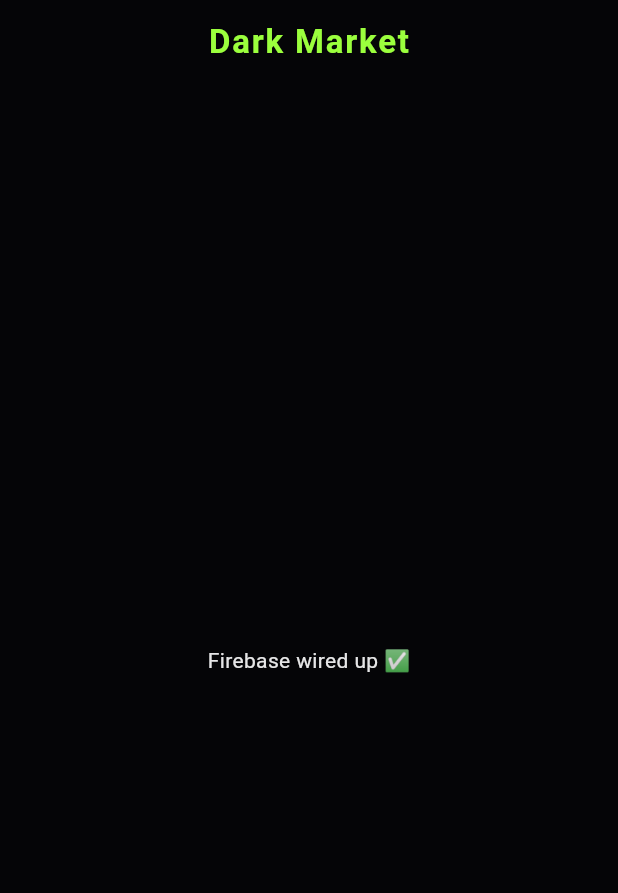
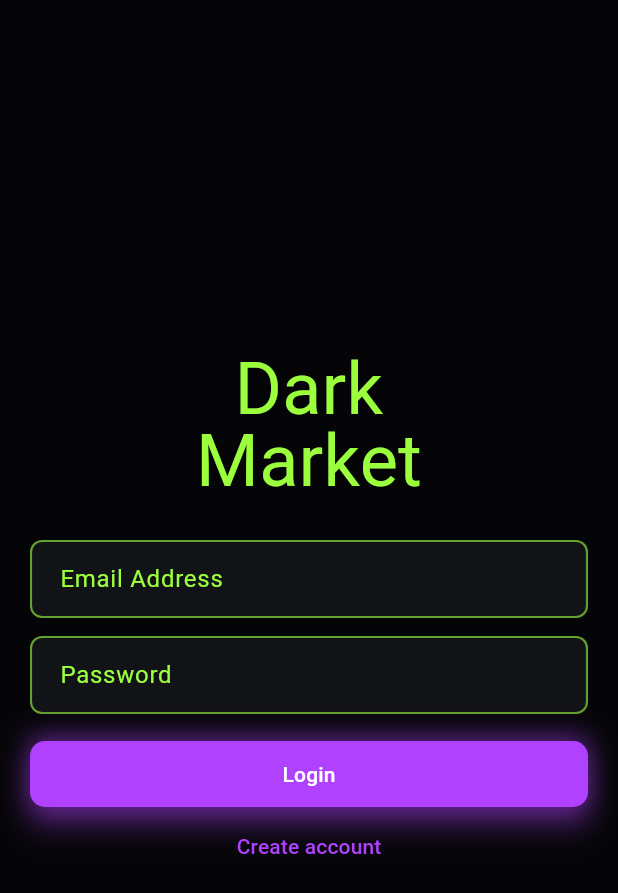
Before and after one commit to KrlJrvts/dark_market, a Flutter app: the screen it shows after launch, on a phone screen of 412 x 824 dp. Shown: the top 893 px of the screen. Run offline on Flutter 3.47's test engine with Material 3 defaults, Android fonts, the phone set to English and light mode, and no system bars; our stand-ins replace cloud_firestore, firebase_auth, firebase_core, firebase_storage, go_router, google_fonts; accounts and stored records are empty.

Commit message:
feat: login_screen.dart implemented.

```diff
--- a/lib/main.dart
+++ b/lib/main.dart
@@ -1,29 +1,84 @@
+
 import 'package:flutter/material.dart';
+import 'package:provider/provider.dart';
 import 'package:firebase_core/firebase_core.dart';
+import 'package:cloud_firestore/cloud_firestore.dart';
+import 'package:go_router/go_router.dart';
+import 'data/services/storage_service.dart';
 import 'firebase_options.dart';
 import 'theme/app_theme.dart'; // 👈 import your theme file
+
+import 'package:dark_market/data/services/auction_service.dart';
+import 'package:dark_market/data/services/auth_service.dart';
+import 'package:dark_market/data/services/storage_service.dart';
+
+import 'package:dark_market/state/auction_provider.dart';
+import 'package:dark_market/state/auth_provider.dart';
+
+import 'package:dark_market/ui/screens/login_screen.dart';
+import 'package:dark_market/ui/screens/home_screen.dart';
+import 'package:dark_market/ui/screens/view_auction_screen.dart';
+import 'package:dark_market/ui/screens/create_auction_screen.dart';
+import 'package:dark_market/ui/screens/profile_screen.dart';
 
 void main() async {
   WidgetsFlutterBinding.ensureInitialized();
   await Firebase.initializeApp(
     options: DefaultFirebaseOptions.currentPlatform,
   );
-  runApp(const MyApp());
+
+  try {
+    FirebaseFirestore.instance.settings =
+    const Settings(persistenceEnabled: true);
+  } catch (_) {}
+
+  runApp(const DarkMarketApp());
 }
 
-class MyApp extends StatelessWidget {
-  const MyApp({super.key});
+
+class DarkMarketApp extends StatefulWidget {
+  const DarkMarketApp({super.key});
+
+  @override
+  State<DarkMarketApp> createState() => DarkMarketAppState();
+
+
+}
+
+class DarkMarketAppState extends State<DarkMarketApp> {
+  late final GoRouter _goRouter;
+
+  @override
+  void initState() {
+    super.initState();
+    _goRouter = GoRouter(
+      initialLocation: '/',
+      routes: [
+        GoRoute(path: '/', builder: (_, _) => const LoginScreen()),
+        GoRoute(path: '/home', builder: (_, _) => const HomeScreen()),
+        GoRoute(path: '/create', builder: (_, _) => const CreateAuctionScreen()),
+
+        GoRoute(path: '/profile', builder: (_, _) => const ProfileScreen()),
+      ],
+    );
+  }
 
   @override
   Widget build(BuildContext context) {
-    return MaterialApp(
-      title: 'Dark Market',
+    return MultiProvider(providers: [
+      ChangeNotifierProvider(create: (_) => AuthProvider(AuthService())),
+      ChangeNotifierProvider(create: (_) {
+        final provider = AuctionProvider(AuctionService(), StorageService());
+        provider.bindStream();
+        return provider;
+      }),
+    ],
+    child: MaterialApp.router(
       debugShowCheckedModeBanner: false,
-      theme: AppTheme.theme,  // theme
-      home: Scaffold(
-        appBar: AppBar(title: const Text('Dark Market')),
-        body: const Center(child: Text('Firebase wired up ✅')),
-      ),
+      theme: AppTheme.theme,
+      routerConfig: _goRouter,
+    ),
     );
   }
+
 }
--- a/lib/state/auction_provider.dart
+++ b/lib/state/auction_provider.dart
@@ -1,5 +1,4 @@
 import 'dart:async';
-import 'dart:collection';
 import 'dart:io';
 
 import 'package:dark_market/data/models/auction.dart';
--- a/lib/state/auth_provider.dart
+++ b/lib/state/auth_provider.dart
@@ -9,17 +9,18 @@ class AuthProvider extends ChangeNotifier {
   bool loading = false;
 
   AuthProvider(this._authService) {
-    _authService.authChanges.listen((user) {
-      user = user;
+    _authService.authChanges.listen((u) {
+      user = u;
       notifyListeners();
     });
   }
+
+  String? get error => _error;
 
   Future<void> signIn(String email, String password) async {
     loading = true;
     _error = null;
     notifyListeners();
-
     try {
       await _authService.signIn(email, password);
     } catch (e) {
@@ -32,6 +33,7 @@ class AuthProvider extends ChangeNotifier {
   Future<void> signUp(String email, String password) async {
     loading = true;
     _error = null;
+    notifyListeners();
     try {
       await _authService.signUp(email, password);
     } catch (e) {
@@ -40,5 +42,6 @@ class AuthProvider extends ChangeNotifier {
     loading = false;
     notifyListeners();
   }
+
   Future<void> signOut() => _authService.signOut();
 }
--- /dev/null
+++ b/lib/ui/screens/login_screen.dart
@@ -0,0 +1,113 @@
+import 'package:flutter/material.dart';
+import 'package:provider/provider.dart';
+import '../../state/auth_provider.dart';
+import '../../theme/app_theme.dart';
+import '../widgets/neon_button.dart';
+import 'package:go_router/go_router.dart';
+
+class LoginScreen extends StatelessWidget {
+  const LoginScreen({super.key});
+
+  @override
+  Widget build(BuildContext context) {
+    final authenticate = context.watch<AuthProvider>();
+    final email = TextEditingController();
+    final password = TextEditingController();
+    final form = GlobalKey<FormState>();
+
+    return Scaffold(
+      body: SafeArea(
+        child: Padding(
+          padding: const EdgeInsets.all(20),
+          child: Center(
+            child: SingleChildScrollView(
+              child: Column(
+                children: [
+                  const Text(
+                    'Dark\nMarket',
+                    textAlign: TextAlign.center,
+                    style: TextStyle(
+                      fontSize: 48,
+                      color: AppTheme.neonGreen,
+                      height: 1.0,
+                    ),
+
+                  ),
+                  const SizedBox(height: 28),
+                  Form(
+                    key: form,
+                    child: Column(
+                      children: [
+                        TextFormField(
+                          controller: email,
+                          decoration: const InputDecoration(
+                            labelText: 'Email Address',
+                          ),
+                          validator: (v) => v != null && v.contains('@')
+                              ? null
+                              : 'Enter a valid email',
+                        ),
+                        const SizedBox(height: 12),
+                        TextFormField(
+                          controller: password,
+                          obscureText: true,
+                          decoration: const InputDecoration(
+                            labelText: 'Password',
+                          ),
+                          validator: (v) =>
+                              v != null && v.length >= 6 ? null : 'Min 6 chars',
+                        ),
+                        const SizedBox(height: 16),
+                        if (authenticate.error != null)
+                          Text(
+                            authenticate.error!,
+                            style: const TextStyle(color: Colors.red),
+                          ),
+                        NeonButton(
+                          label: authenticate.loading ? 'Logging in…' : 'Login',
+                          onPressed: authenticate.loading
+                              ? null
+                              : () async {
+                                  if (form.currentState!.validate()) {
+                                    await context.read<AuthProvider>().signIn(
+                                      email.text.trim(),
+                                      password.text.trim(),
+                                    );
+                                    if (context.mounted &&
+                                        context.read<AuthProvider>().user !=
+                                            null) {
+                                      context.go('/home');
+                                    }
+                                  }
+                                },
+                        ),
+                        TextButton(
+                          onPressed: authenticate.loading
+                              ? null
+                              : () async {
+                                  if (form.currentState!.validate()) {
+                                    await context.read<AuthProvider>().signUp(
+                                      email.text.trim(),
+                                      password.text.trim(),
+                                    );
+                                    if (context.mounted &&
+                                        context.read<AuthProvider>().user !=
+                                            null) {
+                                      context.go('/home');
+                                    }
+                                  }
+                                },
+                          child: const Text('Create account'),
+                        ),
+                      ],
+                    ),
+                  ),
+                ],
+              ),
+            ),
+          ),
+        ),
+      ),
+    );
+  }
+}
--- /dev/null
+++ b/lib/ui/widgets/neon_button.dart
@@ -0,0 +1,15 @@
+import 'package:flutter/material.dart';
+
+class NeonButton extends StatelessWidget {
+  final String label; final VoidCallback? onPressed; final Color color;
+  const NeonButton({super.key, required this.label, required this.onPressed, this.color = const Color(0xFFB041FF)});
+  @override
+  Widget build(BuildContext context) {
+    return DecoratedBox(
+      decoration: BoxDecoration(boxShadow: [
+        BoxShadow(color: color.withOpacity(0.6), blurRadius: 16, spreadRadius: 0),
+      ]),
+      child: ElevatedButton(onPressed: onPressed, child: Text(label)),
+    );
+  }
+}
```
Also changed, not shown: 2 other files.
